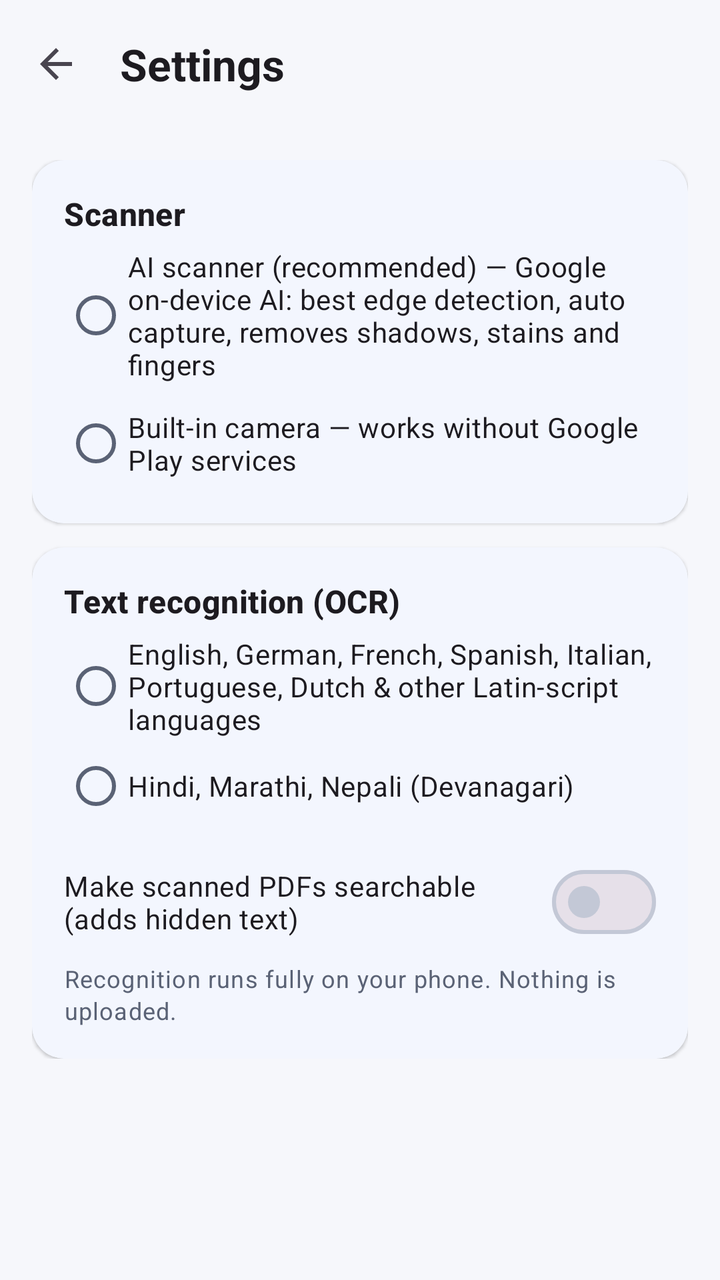
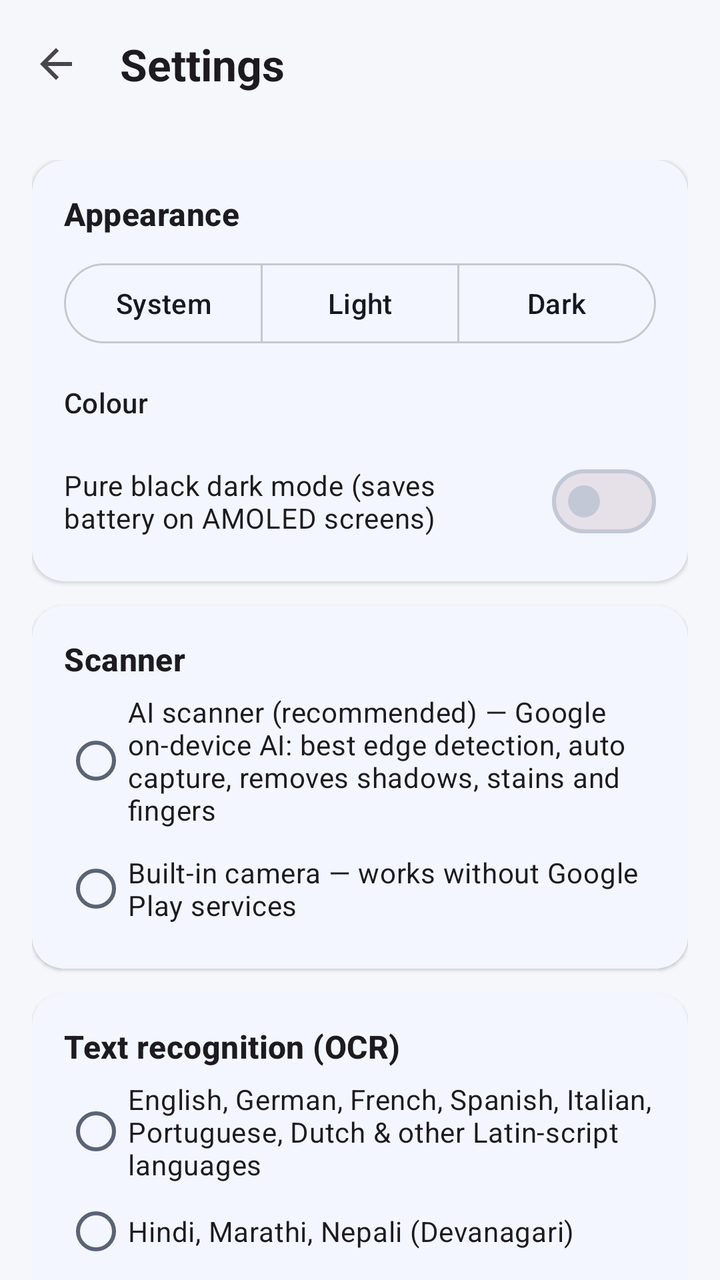

Before-and-after screenshots of an Android layout around one commit, followed by the original layout XML and the change that was made.
<!-- AndroidManifest.xml: application theme Theme.ScanSign -->
<!-- res/layout/activity_settings.xml -->
<?xml version="1.0" encoding="utf-8"?>
<LinearLayout xmlns:android="http://schemas.android.com/apk/res/android"
    xmlns:app="http://schemas.android.com/apk/res-auto"
    android:layout_width="match_parent"
    android:layout_height="match_parent"
    android:orientation="vertical">

    <com.google.android.material.appbar.MaterialToolbar
        android:id="@+id/toolbar"
        style="@style/Widget.App.Toolbar"
        android:layout_width="match_parent"
        android:layout_height="?attr/actionBarSize"
        app:navigationIcon="@drawable/ic_back"
        app:title="Settings" />

    <androidx.core.widget.NestedScrollView
        android:layout_width="match_parent"
        android:layout_height="match_parent">

        <LinearLayout
            android:layout_width="match_parent"
            android:layout_height="wrap_content"
            android:orientation="vertical"
            android:padding="16dp">

            <com.google.android.material.card.MaterialCardView
                android:layout_width="match_parent"
                android:layout_height="wrap_content">

                <LinearLayout
                    android:layout_width="match_parent"
                    android:layout_height="wrap_content"
                    android:orientation="vertical"
                    android:padding="16dp">

                    <TextView
                        android:layout_width="wrap_content"
                        android:layout_height="wrap_content"
                        android:text="Scanner"
                        android:textAppearance="@style/TextAppearance.App.Section" />

                    <RadioGroup
                        android:id="@+id/scanner"
                        android:layout_width="match_parent"
                        android:layout_height="wrap_content"
                        android:layout_marginTop="6dp">

                        <RadioButton
                            android:id="@+id/scannerAi"
                            android:layout_width="match_parent"
                            android:layout_height="wrap_content"
                            android:text="AI scanner (recommended) — Google on-device AI: best edge detection, auto capture, removes shadows, stains and fingers" />

                        <RadioButton
                            android:id="@+id/scannerBuiltin"
                            android:layout_width="match_parent"
                            android:layout_height="wrap_content"
                            android:layout_marginTop="6dp"
                            android:text="Built-in camera — works without Google Play services" />
                    </RadioGroup>
                </LinearLayout>
            </com.google.android.material.card.MaterialCardView>

            <com.google.android.material.card.MaterialCardView
                android:layout_width="match_parent"
                android:layout_height="wrap_content"
                android:layout_marginTop="12dp">

                <LinearLayout
                    android:layout_width="match_parent"
                    android:layout_height="wrap_content"
                    android:orientation="vertical"
                    android:padding="16dp">

                    <TextView
                        android:layout_width="wrap_content"
                        android:layout_height="wrap_content"
                        android:text="Text recognition (OCR)"
                        android:textAppearance="@style/TextAppearance.App.Section" />

                    <RadioGroup
                        android:id="@+id/ocr"
                        android:layout_width="match_parent"
                        android:layout_height="wrap_content"
                        android:layout_marginTop="6dp">

                        <RadioButton
                            android:id="@+id/ocrLatin"
                            android:layout_width="match_parent"
                            android:layout_height="wrap_content"
                            android:text="English, German, French, Spanish, Italian, Portuguese, Dutch &amp; other Latin-script languages" />

                        <RadioButton
                            android:id="@+id/ocrDeva"
                            android:layout_width="match_parent"
                            android:layout_height="wrap_content"
                            android:text="Hindi, Marathi, Nepali (Devanagari)" />
                    </RadioGroup>

                    <com.google.android.material.materialswitch.MaterialSwitch
                        android:id="@+id/searchable"
                        android:layout_width="match_parent"
                        android:layout_height="wrap_content"
                        android:layout_marginTop="10dp"
                        android:text="Make scanned PDFs searchable (adds hidden text)" />

                    <TextView
                        android:layout_width="match_parent"
                        android:layout_height="wrap_content"
                        android:layout_marginTop="6dp"
                        android:text="Recognition runs fully on your phone. Nothing is uploaded."
                        android:textAppearance="@style/TextAppearance.Material3.BodySmall"
                        android:textColor="?attr/colorOnSurfaceVariant" />
                </LinearLayout>
            </com.google.android.material.card.MaterialCardView>
        </LinearLayout>
    </androidx.core.widget.NestedScrollView>
</LinearLayout>
<!-- resources referenced by this layout -->
<resources>
  <!-- drawable ic_back (drawable) -->
  <?xml version="1.0" encoding="utf-8"?>
  <vector xmlns:android="http://schemas.android.com/apk/res/android"
      android:width="24dp" android:height="24dp"
      android:viewportWidth="24" android:viewportHeight="24"
      android:tint="?attr/colorControlNormal">
      <path android:fillColor="#FFFFFFFF" android:pathData="M20,11H7.83l5.59,-5.59L12,4l-8,8 8,8 1.41,-1.41L7.83,13H20v-2z" />
  </vector>
  <style name="TextAppearance.App.Section" parent="TextAppearance.Material3.TitleMedium">
          <item name="android:textStyle">bold</item>
      </style>
  <style name="Widget.App.Toolbar" parent="Widget.Material3.Toolbar">
          <item name="android:background">@color/md_background</item>
          <item name="titleTextAppearance">@style/TextAppearance.App.ToolbarTitle</item>
      </style>
  <style name="Theme.ScanSign" parent="Theme.Material3.DayNight.NoActionBar">
          <item name="colorPrimary">@color/md_primary</item>
          <item name="colorOnPrimary">@color/md_on_primary</item>
          <item name="colorPrimaryContainer">@color/md_primary_container</item>
          <item name="colorOnPrimaryContainer">@color/md_on_primary_container</item>
          <item name="colorSecondary">@color/md_secondary</item>
          <item name="colorSecondaryContainer">@color/md_secondary_container</item>
          <item name="colorOnSecondaryContainer">@color/md_on_secondary_container</item>
          <item name="android:colorBackground">@color/md_background</item>
          <item name="colorSurface">@color/md_surface</item>
          <item name="colorSurfaceVariant">@color/md_surface_variant</item>
          <item name="colorOnSurface">@color/md_on_surface</item>
          <item name="colorOnSurfaceVariant">@color/md_on_surface_variant</item>
          <item name="colorOutline">@color/md_outline</item>
          <item name="android:windowBackground">@color/md_background</item>
          <item name="android:statusBarColor">@color/md_background</item>
          <item name="android:navigationBarColor">@color/md_background</item>
          <item name="android:windowLightStatusBar">@bool/light_bars</item>
          <item name="materialCardViewStyle">@style/Widget.App.Card</item>
      </style>
  <color name="md_background">#F6F7FB</color>
  <style name="TextAppearance.App.ToolbarTitle" parent="TextAppearance.Material3.TitleLarge">
          <item name="android:textStyle">bold</item>
      </style>
  <color name="md_primary">#2457F5</color>
  <color name="md_on_primary">#FFFFFF</color>
  <color name="md_primary_container">#DCE4FF</color>
  <color name="md_on_primary_container">#001652</color>
  <color name="md_secondary">#00A893</color>
  <color name="md_secondary_container">#C9F5EE</color>
  <color name="md_on_secondary_container">#00201C</color>
  <color name="md_surface">#FFFFFF</color>
  <color name="md_surface_variant">#E7EAF3</color>
  <color name="md_on_surface">#151922</color>
  <color name="md_on_surface_variant">#5A6275</color>
  <color name="md_outline">#C3C8D6</color>
  <style name="Widget.App.Card" parent="Widget.Material3.CardView.Elevated">
          <item name="cardCornerRadius">16dp</item>
          <item name="cardElevation">1dp</item>
          <item name="cardBackgroundColor">@color/md_surface</item>
      </style>
</resources>

<!-- the commit's change to res/layout/activity_settings.xml (unified diff, before → after) -->
@@ -18,10 +18,88 @@
         android:layout_height="match_parent">
 
         <LinearLayout
+            android:id="@+id/content"
+            android:layout_gravity="center_horizontal"
             android:layout_width="match_parent"
             android:layout_height="wrap_content"
             android:orientation="vertical"
             android:padding="16dp">
+
+            <com.google.android.material.card.MaterialCardView
+                android:layout_width="match_parent"
+                android:layout_height="wrap_content"
+                android:layout_marginBottom="12dp">
+
+                <LinearLayout
+                    android:layout_width="match_parent"
+                    android:layout_height="wrap_content"
+                    android:orientation="vertical"
+                    android:padding="16dp">
+
+                    <TextView
+                        android:layout_width="wrap_content"
+                        android:layout_height="wrap_content"
+                        android:text="Appearance"
+                        android:textAppearance="@style/TextAppearance.App.Section" />
+
+                    <com.google.android.material.button.MaterialButtonToggleGroup
+                        android:id="@+id/modeGroup"
+                        android:layout_width="match_parent"
+                        android:layout_height="wrap_content"
+                        android:layout_marginTop="10dp"
+                        app:selectionRequired="true"
+                        app:singleSelection="true">
+
+                        <com.google.android.material.button.MaterialButton
+                            android:id="@+id/modeSystem"
+                            style="@style/Widget.Material3.Button.OutlinedButton"
+                            android:layout_width="0dp"
+                            android:layout_height="48dp"
+                            android:layout_weight="1"
+                            android:maxLines="1"
+                            android:text="System" />
+
+                        <com.google.android.material.button.MaterialButton
+                            android:id="@+id/modeLight"
+                            style="@style/Widget.Material3.Button.OutlinedButton"
+                            android:layout_width="0dp"
+                            android:layout_height="48dp"
+                            android:layout_weight="1"
+                            android:maxLines="1"
+                            android:text="Light" />
+
+                        <com.google.android.material.button.MaterialButton
+                            android:id="@+id/modeDark"
+                            style="@style/Widget.Material3.Button.OutlinedButton"
+                            android:layout_width="0dp"
+                            android:layout_height="48dp"
+                            android:layout_weight="1"
+                            android:maxLines="1"
+                            android:text="Dark" />
+                    </com.google.android.material.button.MaterialButtonToggleGroup>
+
+                    <TextView
+                        android:layout_width="wrap_content"
+                        android:layout_height="wrap_content"
+                        android:layout_marginTop="16dp"
+                        android:text="Colour"
+                        android:textAppearance="@style/TextAppearance.Material3.LabelLarge" />
+
+                    <LinearLayout
+                        android:id="@+id/accents"
+                        android:layout_width="match_parent"
+                        android:layout_height="wrap_content"
+                        android:layout_marginTop="8dp"
+                        android:orientation="vertical" />
+
+                    <com.google.android.material.materialswitch.MaterialSwitch
+                        android:id="@+id/amoled"
+                        android:layout_width="match_parent"
+                        android:layout_height="wrap_content"
+                        android:layout_marginTop="8dp"
+                        android:text="Pure black dark mode (saves battery on AMOLED screens)" />
+                </LinearLayout>
+            </com.google.android.material.card.MaterialCardView>
 
             <com.google.android.material.card.MaterialCardView
                 android:layout_width="match_parent"
<!-- resource entries referenced after the edit -->
@@ -12,7 +12,7 @@
           <item name="android:textStyle">bold</item>
       </style>
   <style name="Widget.App.Toolbar" parent="Widget.Material3.Toolbar">
-          <item name="android:background">@color/md_background</item>
+          <item name="android:background">?android:attr/colorBackground</item>
           <item name="titleTextAppearance">@style/TextAppearance.App.ToolbarTitle</item>
       </style>
   <style name="Theme.ScanSign" parent="Theme.Material3.DayNight.NoActionBar">
@@ -30,8 +30,8 @@
           <item name="colorOnSurfaceVariant">@color/md_on_surface_variant</item>
           <item name="colorOutline">@color/md_outline</item>
           <item name="android:windowBackground">@color/md_background</item>
-          <item name="android:statusBarColor">@color/md_background</item>
-          <item name="android:navigationBarColor">@color/md_background</item>
+          <item name="android:statusBarColor">?android:attr/colorBackground</item>
+          <item name="android:navigationBarColor">?android:attr/colorBackground</item>
           <item name="android:windowLightStatusBar">@bool/light_bars</item>
           <item name="materialCardViewStyle">@style/Widget.App.Card</item>
       </style>
@@ -54,7 +54,7 @@
   <style name="Widget.App.Card" parent="Widget.Material3.CardView.Elevated">
           <item name="cardCornerRadius">16dp</item>
           <item name="cardElevation">1dp</item>
-          <item name="cardBackgroundColor">@color/md_surface</item>
+          <item name="cardBackgroundColor">?attr/colorSurface</item>
       </style>
 </resources>
 
